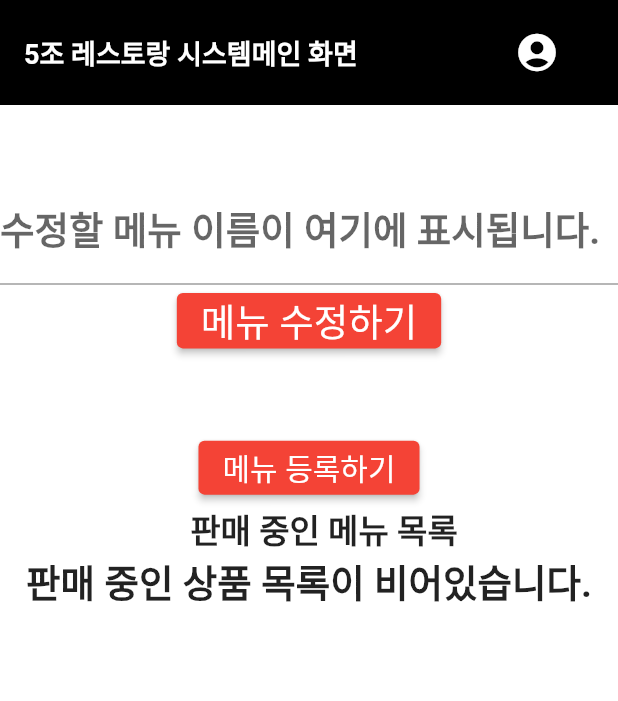
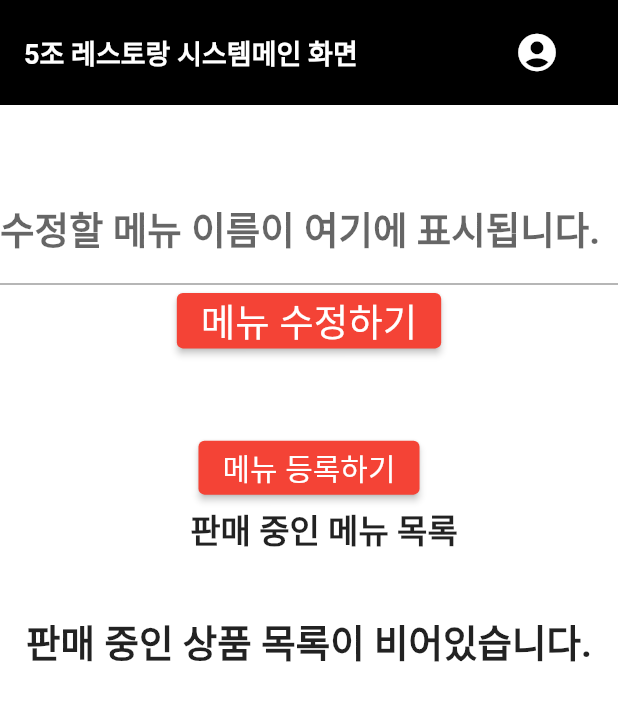
Before and after one commit to chihyeonWON/Restaurant_Order_System, a Flutter app: the screen it shows after launch, on a phone screen of 412 x 824 dp. Shown: the top 701 px of the screen. Run offline on Flutter 3.47's test engine with Material 2 defaults, Android fonts, the phone set to English and light mode, and no system bars; our stand-ins replace sqflite; accounts and stored records are empty.

Commit message:
Grocery 클래스 이름 수정 -> module

```diff
--- a/lib/MainScreen.dart
+++ b/lib/MainScreen.dart
@@ -3,7 +3,7 @@ import 'package:restaurant_order/login.dart';
 import 'package:restaurant_order/menuAdd.dart';
 
 import 'db.dart';
-import 'grocery.dart';
+import 'module.dart';
 import 'package:flutter/material.dart';
 
 class MainScreen extends StatefulWidget {
@@ -110,6 +110,9 @@ class _MainScreenState extends State<MainScreen> {
                     fontWeight: FontWeight.bold,
                   )),
             ),
+            SizedBox(
+              height:40,
+            ),
             FutureBuilder<List<Grocery>>(
               future: DatabaseHelper.instance.getGroceries(),
               builder: (BuildContext context,
--- a/lib/db.dart
+++ b/lib/db.dart
@@ -1,6 +1,6 @@
 import 'dart:async';
 import 'dart:io';
-import 'grocery.dart';
+import 'module.dart';
 import 'package:sqflite/sqflite.dart';
 import 'package:path/path.dart';
 import 'package:path_provider/path_provider.dart';
--- a/lib/menuAdd.dart
+++ b/lib/menuAdd.dart
@@ -2,7 +2,7 @@ import 'package:path/path.dart';
 import 'package:restaurant_order/MainScreen.dart';
 
 import 'db.dart';
-import 'grocery.dart';
+import 'module.dart';
 import 'package:flutter/material.dart';
 
 class menuAdd extends StatefulWidget {
```
Also changed, not shown: lib/module.dart (renamed from lib/grocery.dart).
